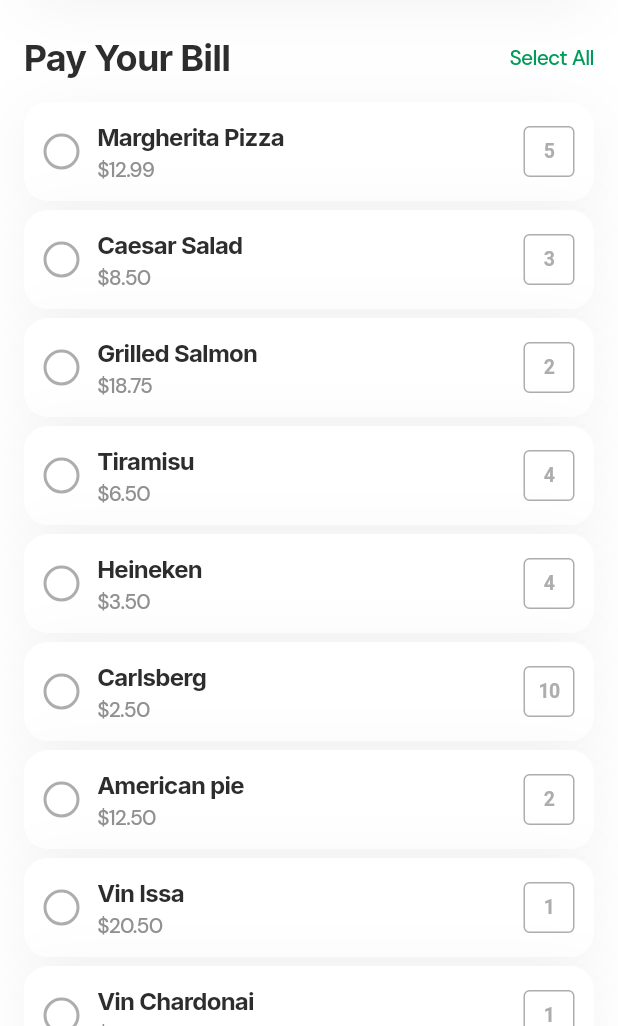
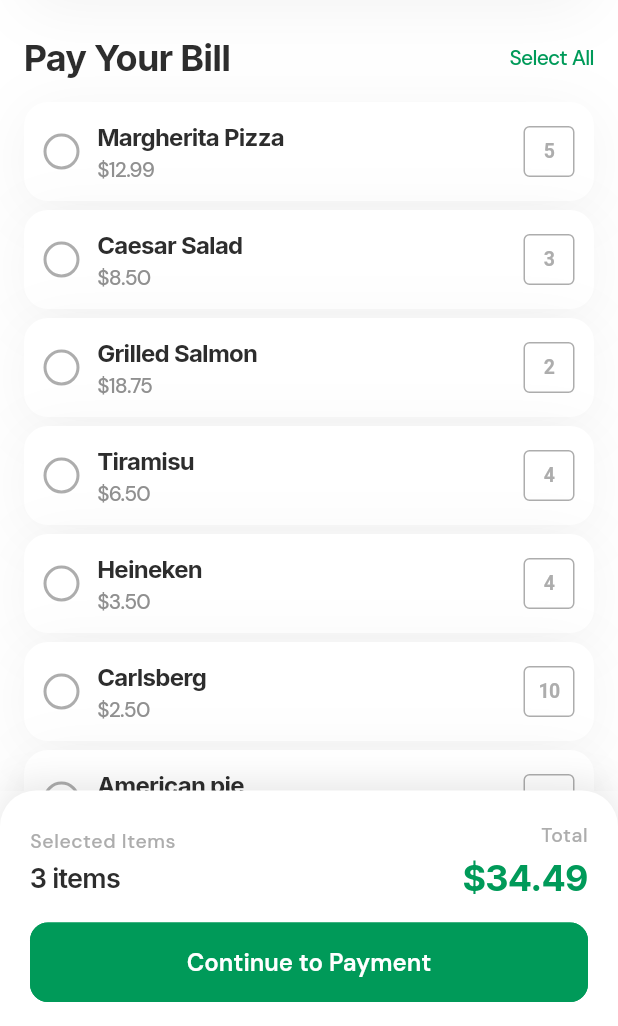
Before and after one commit to PaygooApp/paygoo, a Flutter app: the screen it shows after launch, on a phone screen of 412 x 824 dp, the part 210-1236 px from its top. Run offline on Flutter 3.47's test engine with Material 3 defaults, Android fonts, the phone set to English and light mode, and no system bars; our stand-ins replace google_fonts; project files that could hold a hidden picture were left out.

Commit message:
feat(#19): implement fixed bottom card

```diff
--- /dev/null
+++ b/lib/components/wrappers/bottom_summary_card.dart
@@ -0,0 +1,115 @@
+import 'package:flutter/material.dart';
+import 'package:paygoo/tokens/token_primitive_mode1.dart';
+
+/// A fixed bottom card that displays order summary information.
+class BottomSummaryCard extends StatelessWidget {
+  final String itemCount;
+  final String totalAmount;
+  final String buttonText;
+  final VoidCallback? onButtonPressed;
+
+  const BottomSummaryCard({
+    super.key,
+    this.itemCount = "0 items",
+    this.totalAmount = "\$0.00",
+    this.buttonText = "Continue to Payment",
+    this.onButtonPressed,
+  });
+
+  @override
+  Widget build(BuildContext context) {
+    return Container(
+      decoration: BoxDecoration(
+        color: Colors.white,
+        borderRadius: const BorderRadius.only(
+          topLeft: Radius.circular(24),
+          topRight: Radius.circular(24),
+        ),
+        boxShadow: [
+          BoxShadow(
+            color: Colors.black.withValues(alpha: 0.1),
+            blurRadius: 20,
+            offset: const Offset(0, -4),
+          ),
+        ],
+      ),
+      child: SafeArea(
+        top: false,
+        child: Padding(
+          padding: const EdgeInsets.fromLTRB(20, 20, 20, 16),
+          child: Column(
+            mainAxisSize: MainAxisSize.min,
+            children: [
+              // Summary row
+              Row(
+                mainAxisAlignment: MainAxisAlignment.spaceBetween,
+                children: [
+                  Column(
+                    crossAxisAlignment: CrossAxisAlignment.start,
+                    children: [
+                      Text(
+                        "Selected Items",
+                        style: Theme.of(context).textTheme.bodySmall?.copyWith(
+                          color: TokenPrimitiveMode1.gray400,
+                        ),
+                      ),
+                      const SizedBox(height: 4),
+                      Text(
+                        itemCount,
+                        style: Theme.of(context).textTheme.titleMedium
+                            ?.copyWith(fontWeight: FontWeight.w600),
+                      ),
+                    ],
+                  ),
+                  Column(
+                    crossAxisAlignment: CrossAxisAlignment.end,
+                    children: [
+                      Text(
+                        "Total",
+                        style: Theme.of(context).textTheme.bodySmall?.copyWith(
+                          color: TokenPrimitiveMode1.gray400,
+                        ),
+                      ),
+                      const SizedBox(height: 4),
+                      Text(
+                        totalAmount,
+                        style: Theme.of(context).textTheme.titleLarge?.copyWith(
+                          fontWeight: FontWeight.bold,
+                          color: Theme.of(context).colorScheme.primary,
+                        ),
+                      ),
+                    ],
+                  ),
+                ],
+              ),
+              const SizedBox(height: 16),
+              // Button
+              SizedBox(
+                width: double.infinity,
+                child: ElevatedButton(
+                  onPressed: onButtonPressed,
+                  style: ElevatedButton.styleFrom(
+                    backgroundColor: Theme.of(context).colorScheme.primary,
+                    foregroundColor: Colors.white,
+                    padding: const EdgeInsets.symmetric(vertical: 16),
+                    shape: RoundedRectangleBorder(
+                      borderRadius: BorderRadius.circular(12),
+                    ),
+                    elevation: 0,
+                  ),
+                  child: Text(
+                    buttonText,
+                    style: const TextStyle(
+                      fontSize: 16,
+                      fontWeight: FontWeight.w600,
+                    ),
+                  ),
+                ),
+              ),
+            ],
+          ),
+        ),
+      ),
+    );
+  }
+}
--- a/lib/screens/home_screen.dart
+++ b/lib/screens/home_screen.dart
@@ -1,6 +1,7 @@
 import 'package:flutter/material.dart';
 import 'package:flutter/services.dart';
-import 'package:paygoo/components/compose/order_item_card.dart';
+import 'package:paygoo/components/wrappers/bottom_summary_card.dart';
+import 'package:paygoo/components/wrappers/order_item_card.dart';
 import 'package:paygoo/components/wrappers/venu_table_card.dart';
 import 'package:paygoo/mocks/order_items_mock.dart';
 import 'package:paygoo/models/order_item.dart';
@@ -69,6 +70,7 @@ class _HomeScreenState extends State<HomeScreen> {
     return Scaffold(
       appBar: AppBar(title: const Text("Paygoo")),
       body: SingleChildScrollView(
+        padding: const EdgeInsets.only(bottom: 140), // Space for bottom card
         child: Padding(
           padding: const EdgeInsets.symmetric(horizontal: 16),
           child: Column(
@@ -135,6 +137,14 @@ class _HomeScreenState extends State<HomeScreen> {
           ),
         ),
       ),
+      bottomNavigationBar: BottomSummaryCard(
+        itemCount: "3 items",
+        totalAmount: "\$34.49",
+        buttonText: "Continue to Payment",
+        onButtonPressed: () {
+          // TODO: Handle payment
+        },
+      ),
     );
   }
 }
```
Also changed, not shown: lib/components/wrappers/order_item_card.dart (renamed from lib/components/compose/order_item_card.dart).
